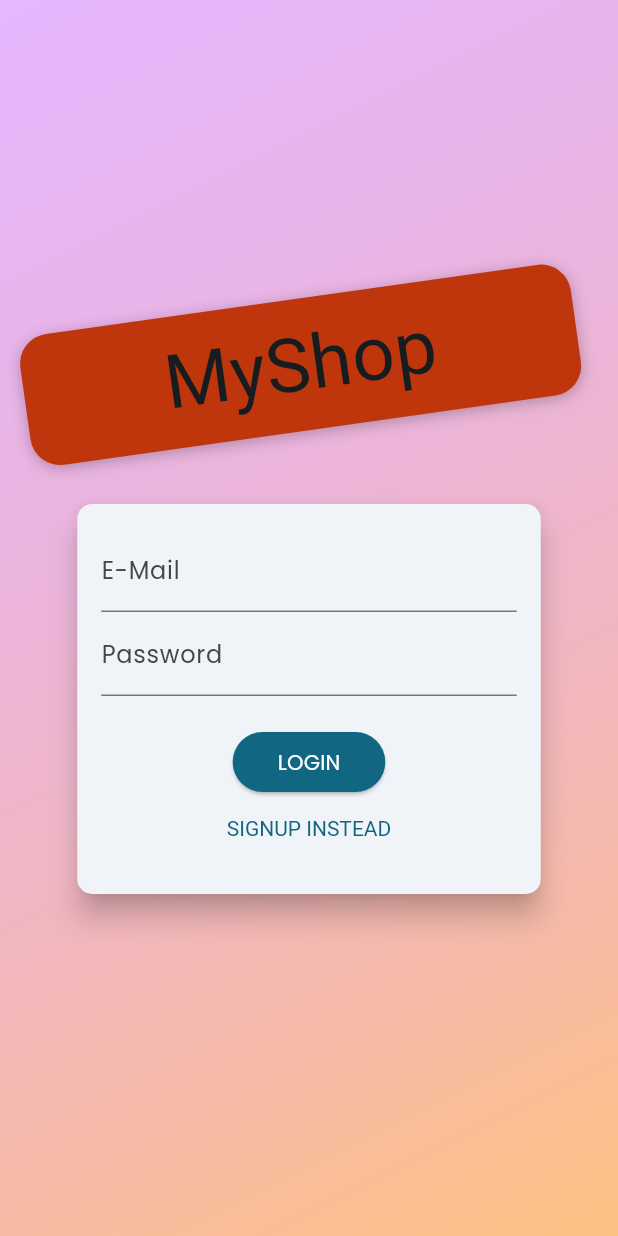
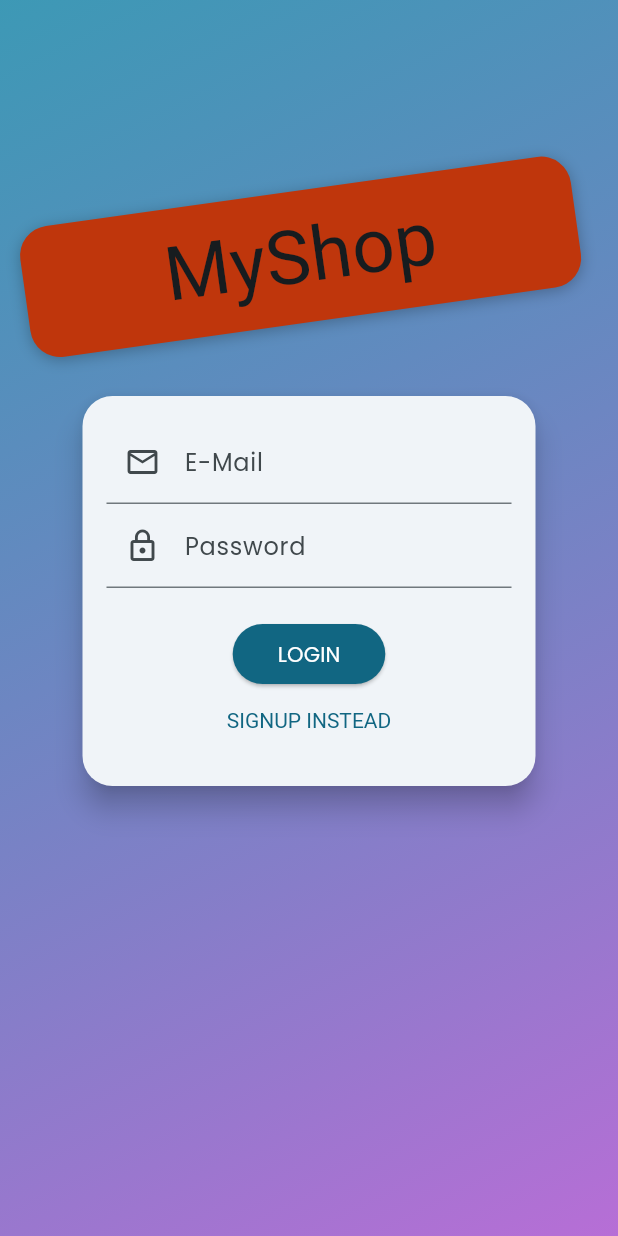
Before and after one commit to 23-24Sem2-Courses/ct48402-project-phuocleaf, a Flutter app: the screen it shows after launch, on a phone screen of 412 x 824 dp. Run offline on Flutter 3.47's test engine with Material 3 defaults, Android fonts, the phone set to English and light mode, and no system bars; our stand-ins replace flutter_dotenv, shared_preferences; Roboto replaces fonts that are missing (Anton).

Commit message:
dieu chinh bottom nav, trang auth

```diff
--- a/lib/ui/auth/auth_card.dart
+++ b/lib/ui/auth/auth_card.dart
@@ -79,7 +79,7 @@ class _AuthCardState extends State<AuthCard> {
     final deviceSize = MediaQuery.sizeOf(context);
     return Card(
       shape: RoundedRectangleBorder(
-        borderRadius: BorderRadius.circular(10.0),
+        borderRadius: BorderRadius.circular(20.0),
       ),
       elevation: 8.0,
       child: Container(
@@ -150,7 +150,7 @@ class _AuthCardState extends State<AuthCard> {
   Widget _buildPasswordConfirmField() {
     return TextFormField(
       enabled: _authMode == AuthMode.signup,
-      decoration: const InputDecoration(labelText: 'Confirm Password'),
+      decoration: const InputDecoration(labelText: 'Confirm Password', prefixIcon: Icon(Icons.lock_outline),),
       obscureText: true,
       validator: _authMode == AuthMode.signup
           ? (value) {
@@ -165,7 +165,7 @@ class _AuthCardState extends State<AuthCard> {
 
   Widget _buildPasswordField() {
     return TextFormField(
-      decoration: const InputDecoration(labelText: 'Password'),
+      decoration: const InputDecoration(labelText: 'Password', prefixIcon: Icon(Icons.lock_outline),),
       obscureText: true,
       controller: _passwordController,
       validator: (value) {
@@ -182,7 +182,7 @@ class _AuthCardState extends State<AuthCard> {
 
   Widget _buildEmailField() {
     return TextFormField(
-      decoration: const InputDecoration(labelText: 'E-Mail'),
+      decoration: const InputDecoration(labelText: 'E-Mail', prefixIcon: Icon(Icons.email_outlined),),
       keyboardType: TextInputType.emailAddress,
       validator: (value) {
         if (value!.isEmpty || !value.contains('@')) {
--- a/lib/ui/auth/auth_screen.dart
+++ b/lib/ui/auth/auth_screen.dart
@@ -1,26 +1,25 @@
 import 'package:flutter/material.dart';
-
+import 'dart:ui';
 import 'auth_card.dart';
 import 'app_banner.dart';
 
 class AuthScreen extends StatelessWidget {
   static const routeName = '/auth';
 
-  const AuthScreen({super.key});
+  const AuthScreen({Key? key});
 
   @override
   Widget build(BuildContext context) {
-    final deviceSize = MediaQuery.sizeOf(context);
+    final deviceSize = MediaQuery.of(context).size;
     return Scaffold(
-      // resizeToAvoidBottomInset: false,
       body: Stack(
         children: <Widget>[
           Container(
             decoration: BoxDecoration(
               gradient: LinearGradient(
                 colors: [
-                  const Color.fromRGBO(215, 117, 255, 1).withOpacity(0.5),
-                  const Color.fromRGBO(255, 188, 117, 1).withOpacity(0.9),
+                  const Color.fromARGB(205, 16, 129, 164),
+                  const Color.fromARGB(255, 183, 110, 214),
                 ],
                 begin: Alignment.topLeft,
                 end: Alignment.bottomRight,
@@ -36,12 +35,17 @@ class AuthScreen extends StatelessWidget {
                 mainAxisAlignment: MainAxisAlignment.center,
                 crossAxisAlignment: CrossAxisAlignment.center,
                 children: <Widget>[
-                  const Flexible(
+                  Flexible(
                     child: AppBanner(),
                   ),
-                  Flexible(
-                    flex: deviceSize.width > 600 ? 2 : 1,
-                    child: const AuthCard(),
+                  Expanded(
+                    child: Align(
+                      alignment: Alignment.topCenter,
+                      child: SizedBox(
+                        width: 310, // Điều chỉnh kích thước của card ở đây
+                        child: const AuthCard(),
+                      ),
+                    ),
                   ),
                 ],
               ),
```
Also changed, not shown: lib/ui/cart/cart_item_card.dart (+7 -8 lines), lib/ui/cart/cart_manager.dart (+28 -14 lines), lib/ui/home_screen.dart (+5 -5 lines).
